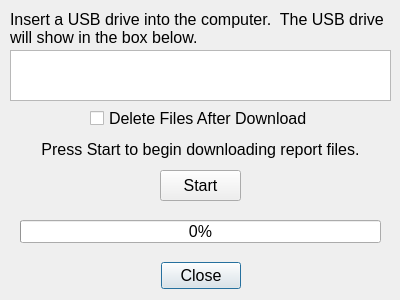
The window that Key/dlgdownloadreports.ui (BuzzSiler/keycodebox-key) describes before a commit, drawn with Qt 5.
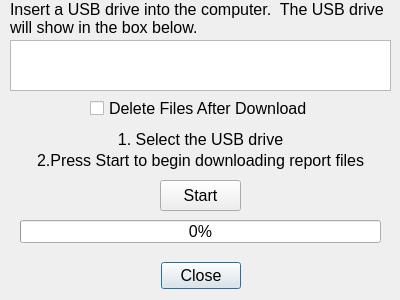
The same window after the commit.

Commit message:
Clearified instructions for downloading reports
Added text to label to instruct the user to select the usb device
and the start button to download reports.

Diff of the .ui file:
```diff
--- a/Key/dlgdownloadreports.ui
+++ b/Key/dlgdownloadreports.ui
@@ -41,7 +41,7 @@
    <property name="geometry">
     <rect>
      <x>10</x>
-     <y>10</y>
+     <y>0</y>
      <width>381</width>
      <height>41</height>
     </rect>
@@ -65,7 +65,7 @@
    <property name="geometry">
     <rect>
      <x>90</x>
-     <y>110</y>
+     <y>100</y>
      <width>231</width>
      <height>17</height>
     </rect>
@@ -99,7 +99,7 @@
    <property name="geometry">
     <rect>
      <x>160</x>
-     <y>170</y>
+     <y>180</y>
      <width>81</width>
      <height>31</height>
     </rect>
@@ -112,13 +112,13 @@
    <property name="geometry">
     <rect>
      <x>10</x>
-     <y>140</y>
+     <y>130</y>
      <width>381</width>
-     <height>31</height>
+     <height>21</height>
     </rect>
    </property>
    <property name="text">
-    <string>Press Start to begin downloading report files.</string>
+    <string>1. Select the USB drive</string>
    </property>
    <property name="alignment">
     <set>Qt::AlignHCenter|Qt::AlignTop</set>
@@ -128,7 +128,7 @@
    <property name="geometry">
     <rect>
      <x>10</x>
-     <y>50</y>
+     <y>40</y>
      <width>381</width>
      <height>51</height>
     </rect>
@@ -139,6 +139,22 @@
     </font>
    </property>
   </widget>
+  <widget class="QLabel" name="label">
+   <property name="geometry">
+    <rect>
+     <x>10</x>
+     <y>150</y>
+     <width>381</width>
+     <height>21</height>
+    </rect>
+   </property>
+   <property name="text">
+    <string>2.Press Start to begin downloading report files</string>
+   </property>
+   <property name="alignment">
+    <set>Qt::AlignCenter</set>
+   </property>
+  </widget>
  </widget>
  <resources/>
  <connections>
```
Left out of the diff: 2 changed lines with no effect on the pictures.
